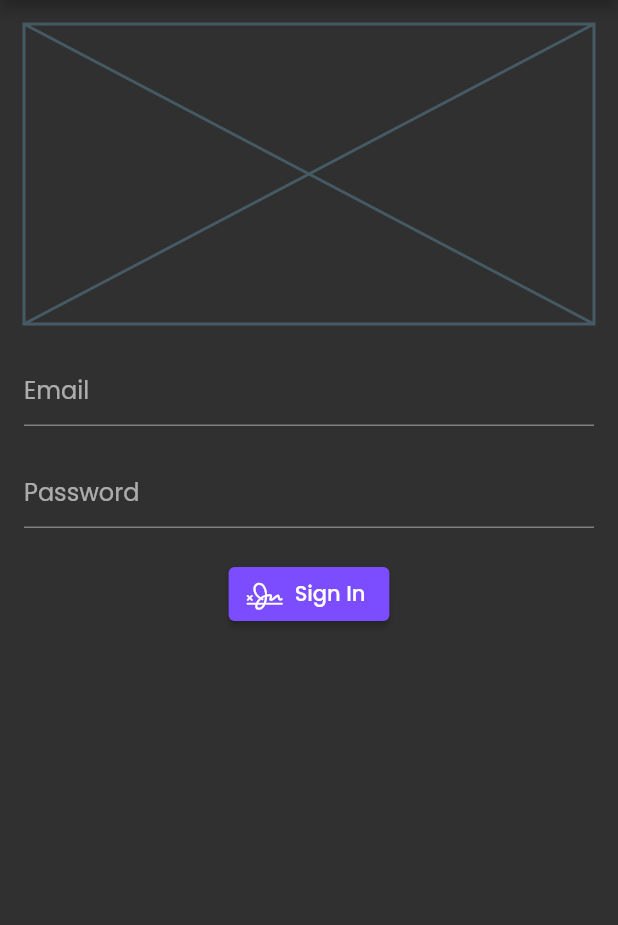
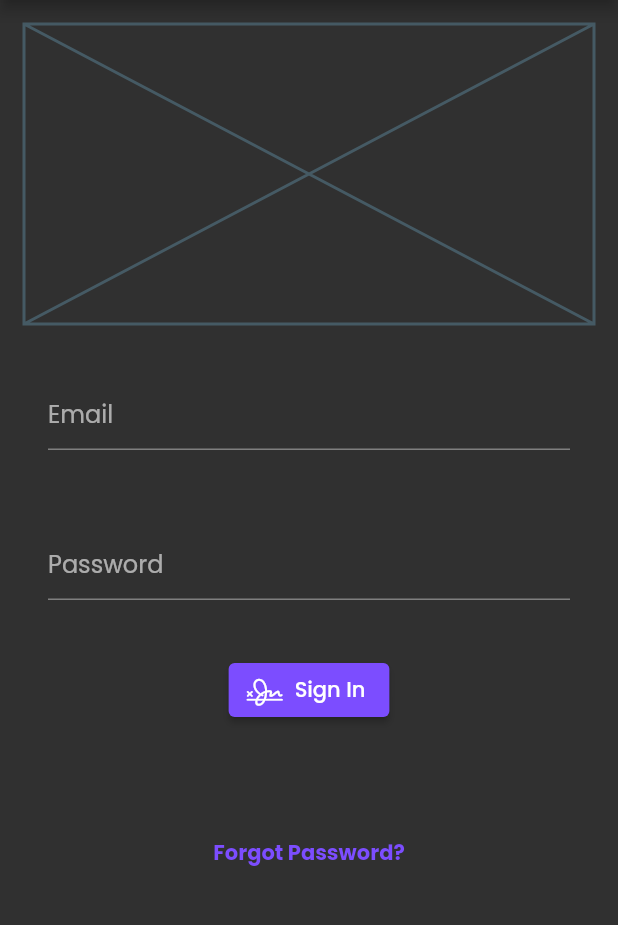
Before and after one commit to vivekpatel99/MyGroceriesListApp, a Flutter app: the screen it shows after launch, on a phone screen of 412 x 824 dp, the part 84-1009 px from its top. Run offline on Flutter 3.47's test engine with Material 2 defaults, Android fonts, the phone set to English and light mode, and no system bars; our stand-ins replace cloud_firestore, firebase_auth, firebase_core, flutter_spinkit, google_fonts, logger and 1 more; accounts and stored records are empty.

Commit message:
forgot password page done

```diff
--- a/lib/pages/authenticate/sign_in.dart
+++ b/lib/pages/authenticate/sign_in.dart
@@ -1,5 +1,6 @@
 import 'package:flutter/cupertino.dart';
 import 'package:flutter/material.dart';
+import 'package:my_grocery_list/pages/authenticate/forgot_password.dart';
 import 'package:my_grocery_list/services/auth.dart';
 import 'package:my_grocery_list/shared/constants.dart';
 import 'package:my_grocery_list/shared/loading.dart';
@@ -64,7 +65,9 @@ class _SignInState extends State<SignIn> {
                       fallbackWidth: 20.0,
                     ),
                     kSizedBox,
-                      TextFormField(
+                    Padding(
+                      padding: const EdgeInsets.all(16.0),
+                      child: TextFormField(
                         keyboardType: TextInputType.emailAddress,
                         decoration: kTextFormInputDecoration.copyWith(
                           hintText: 'Email',
@@ -77,8 +80,11 @@ class _SignInState extends State<SignIn> {
                           });
                         },
                       ),
+                    ),
                     kSizedBox,
-                      TextFormField(
+                    Padding(
+                      padding: const EdgeInsets.all(16.0),
+                      child: TextFormField(
                         obscureText: true,
                         keyboardType: TextInputType.number,
                         decoration: kTextFormInputDecoration.copyWith(
@@ -86,13 +92,14 @@ class _SignInState extends State<SignIn> {
                         ),
                         validator: (_enteredPassword) =>
                             _enteredPassword!.length < 3
-                                ? 'Enter  a password with 6+ chars long'
+                                ? 'Enter a password with 6+ chars long'
                                 : null,
                         onChanged: (_enteredPassword) {
                           setState(() {
                             password = _enteredPassword;
                           });
                         },
+                      ),
                     ),
                     kSizedBox,
                     ElevatedButton.icon(
@@ -125,11 +132,23 @@ class _SignInState extends State<SignIn> {
                     kSizedBox,
                     Text(
                       error,
-                        style:
-                            const TextStyle(color: Colors.red, fontSize: 14.0),
+                      style: const TextStyle(color: Colors.red, fontSize: 14.0),
+                    ),
+                    kSizedBox,
+                    TextButton(
+                      onPressed: () => Navigator.of(context).push(
+                          MaterialPageRoute(
+                              builder: (context) => ForgotPasswordPage())),
+                      child: const Text(
+                        'Forgot Password?',
+                        style: TextStyle(
+                            color: Colors.deepPurpleAccent,
+                            fontWeight: FontWeight.bold),
+                      ),
                     ),
                   ],
-                  )),
+                ),
+              ),
             ),
           );
   }
--- a/lib/shared/constants.dart
+++ b/lib/shared/constants.dart
@@ -1,6 +1,11 @@
 import 'package:flutter/material.dart';
 
-const kTextFormInputDecoration = InputDecoration(fillColor: Colors.white);
+const kTextFormInputDecoration = InputDecoration(
+  fillColor: Colors.white,
+  focusedBorder: OutlineInputBorder(
+    borderSide: BorderSide(color: Colors.deepPurpleAccent),
+  ),
+);
 
 const kSizedBox = SizedBox(
   height: 20.0,
--- a/lib/wigets/mydrawer.dart
+++ b/lib/wigets/mydrawer.dart
@@ -104,7 +104,7 @@ class MyDrawer extends StatelessWidget {
                       builder: (BuildContext context, snapshot) => Text(
                         snapshot.hasData
                             ? 'App Version ${snapshot.data}'
-                            : 'Laoding....',
+                            : 'Loading....',
                       ),
                     ),
                   ),
```
Also changed, not shown: lib/pages/authenticate/forgot_password.dart (added, +88 -0 lines), lib/services/auth.dart (+12 -1 lines), 1 other file. Lines whose indentation alone changed are shown as unchanged.
